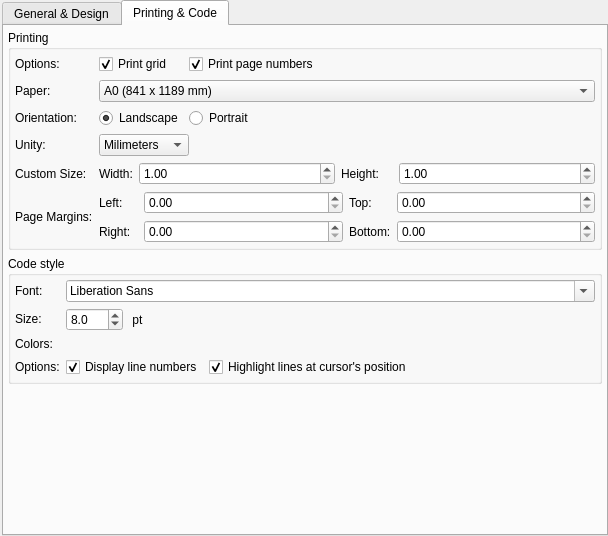
Above: libpgmodeler_ui/ui/generalconfigwidget.ui from pgmodeler/pgmodeler before the change. Below: the same form after it.
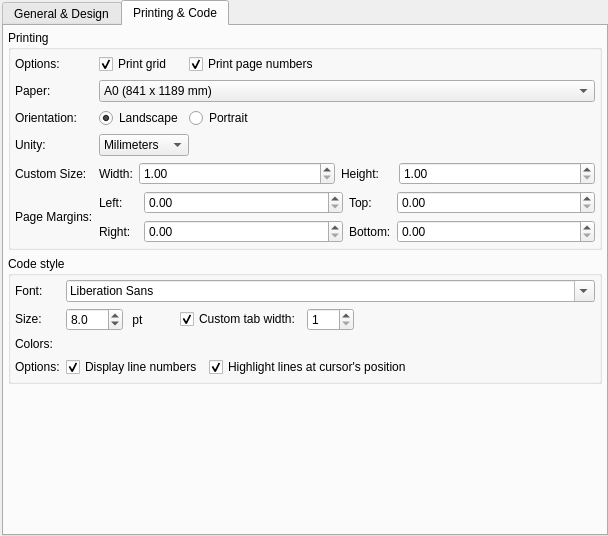
That is the form after the change. The open tabs and pages were chosen to show the change.

Commit message: Added a configuration option of custom tab width in GeneralConfigWidget

The edit to the form file:
```diff
--- a/libpgmodeler_ui/ui/generalconfigwidget.ui
+++ b/libpgmodeler_ui/ui/generalconfigwidget.ui
@@ -932,7 +932,7 @@
             </property>
            </widget>
           </item>
-          <item row="1" column="1" colspan="4">
+          <item row="1" column="1" colspan="2">
            <layout class="QHBoxLayout" name="horizontalLayout_5">
             <item>
              <widget class="QDoubleSpinBox" name="font_size_spb">
@@ -962,6 +962,48 @@
             </item>
             <item>
              <spacer name="horizontalSpacer">
+              <property name="orientation">
+               <enum>Qt::Horizontal</enum>
+              </property>
+              <property name="sizeType">
+               <enum>QSizePolicy::Fixed</enum>
+              </property>
+              <property name="sizeHint" stdset="0">
+               <size>
+                <width>30</width>
+                <height>20</height>
+               </size>
+              </property>
+             </spacer>
+            </item>
+            <item>
+             <widget class="QCheckBox" name="tab_width_chk">
+              <property name="text">
+               <string>Custom tab width:</string>
+              </property>
+              <property name="checked">
+               <bool>true</bool>
+              </property>
+             </widget>
+            </item>
+            <item>
+             <widget class="QSpinBox" name="tab_width_spb">
+              <property name="enabled">
+               <bool>true</bool>
+              </property>
+              <property name="minimum">
+               <number>1</number>
+              </property>
+              <property name="maximum">
+               <number>100</number>
+              </property>
+              <property name="value">
+               <number>1</number>
+              </property>
+             </widget>
+            </item>
+            <item>
+             <spacer name="horizontalSpacer_2">
               <property name="orientation">
                <enum>Qt::Horizontal</enum>
               </property>
```
Left out of the diff: 12 changed lines with no effect on the pictures. The commit also changes 7 other files.
